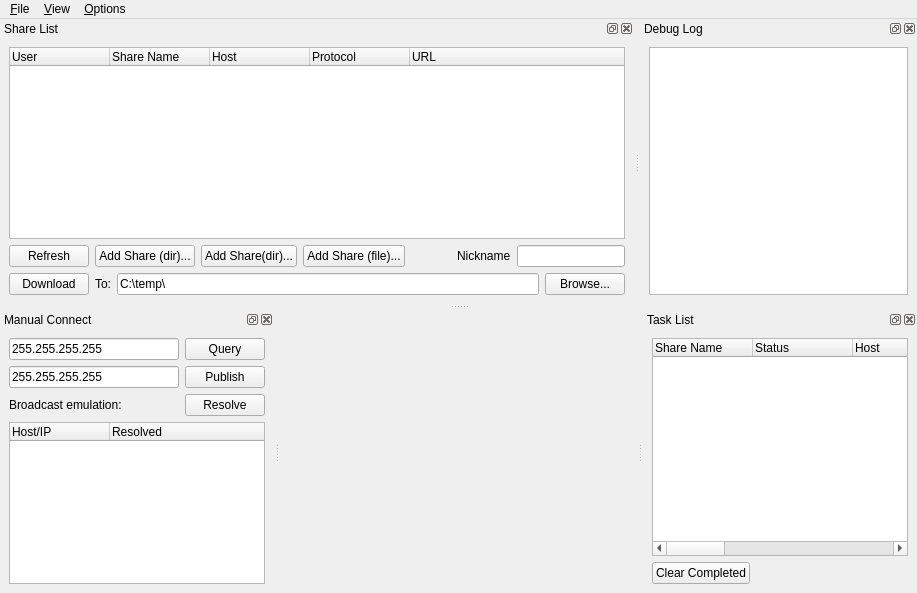
The window that src/qt-gui/MainWindow.ui (MrHacky/uftt) describes before a commit, drawn with Qt 5.
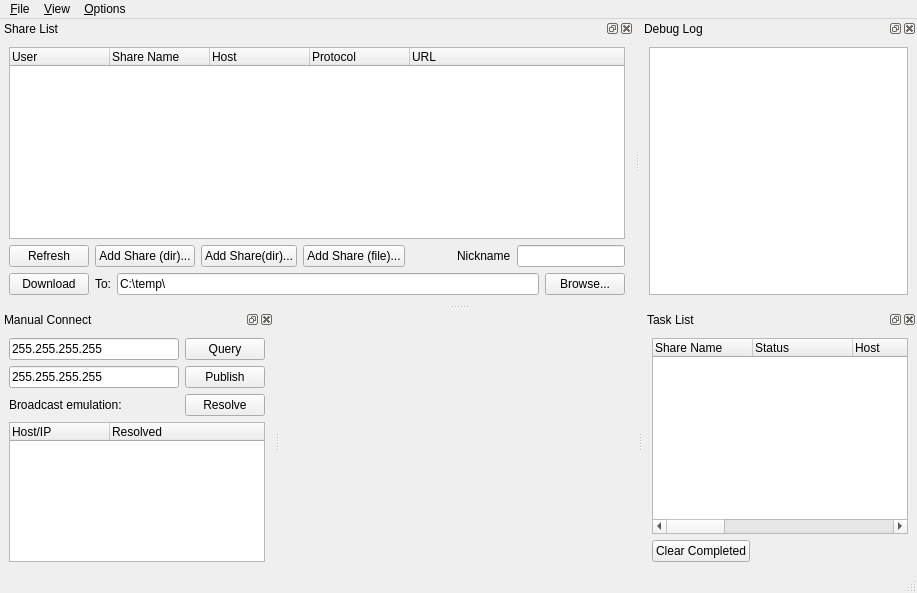
The same window after the commit. Custom widgets are drawn as their Qt base class.

Commit message: Add statusbar showing build version.

```diff
--- a/src/qt-gui/MainWindow.ui
+++ b/src/qt-gui/MainWindow.ui
@@ -13,6 +13,14 @@
    <string>UFTT</string>
   </property>
   <widget class="QWidget" name="centralwidget" >
+   <property name="geometry" >
+    <rect>
+     <x>280</x>
+     <y>319</y>
+     <width>357</width>
+     <height>255</height>
+    </rect>
+   </property>
    <widget class="QLabel" name="label_2" >
     <property name="geometry" >
      <rect>
@@ -221,6 +229,14 @@
    </widget>
   </widget>
   <widget class="QDockWidget" name="dockManualConnect" >
+   <property name="geometry" >
+    <rect>
+     <x>0</x>
+     <y>319</y>
+     <width>274</width>
+     <height>255</height>
+    </rect>
+   </property>
    <property name="windowTitle" >
     <string>Manual Connect</string>
    </property>
@@ -228,6 +244,14 @@
     <number>1</number>
    </attribute>
    <widget class="QWidget" name="dockWidgetContents" >
+    <property name="geometry" >
+     <rect>
+      <x>0</x>
+      <y>20</y>
+      <width>274</width>
+      <height>235</height>
+     </rect>
+    </property>
     <layout class="QVBoxLayout" >
      <item>
       <layout class="QGridLayout" >
@@ -328,6 +352,14 @@
    </widget>
   </widget>
   <widget class="QDockWidget" name="dockTaskList" >
+   <property name="geometry" >
+    <rect>
+     <x>643</x>
+     <y>319</y>
+     <width>274</width>
+     <height>255</height>
+    </rect>
+   </property>
    <property name="windowTitle" >
     <string>Task List</string>
    </property>
@@ -335,6 +367,14 @@
     <number>2</number>
    </attribute>
    <widget class="QWidget" name="dockWidgetContents_4" >
+    <property name="geometry" >
+     <rect>
+      <x>0</x>
+      <y>20</y>
+      <width>274</width>
+      <height>235</height>
+     </rect>
+    </property>
     <layout class="QVBoxLayout" >
      <item>
       <widget class="QTreeWidget" name="listTasks" >
@@ -417,6 +457,16 @@
     </layout>
    </widget>
   </widget>
+  <widget class="QStatusBar" name="statusBar" >
+   <property name="geometry" >
+    <rect>
+     <x>0</x>
+     <y>574</y>
+     <width>917</width>
+     <height>19</height>
+    </rect>
+   </property>
+  </widget>
   <action name="action_Quit" >
    <property name="text" >
     <string>&amp;Quit</string>
```
Left out of the diff: 40 changed lines with no effect on the pictures. The commit also changes 1 other file.
